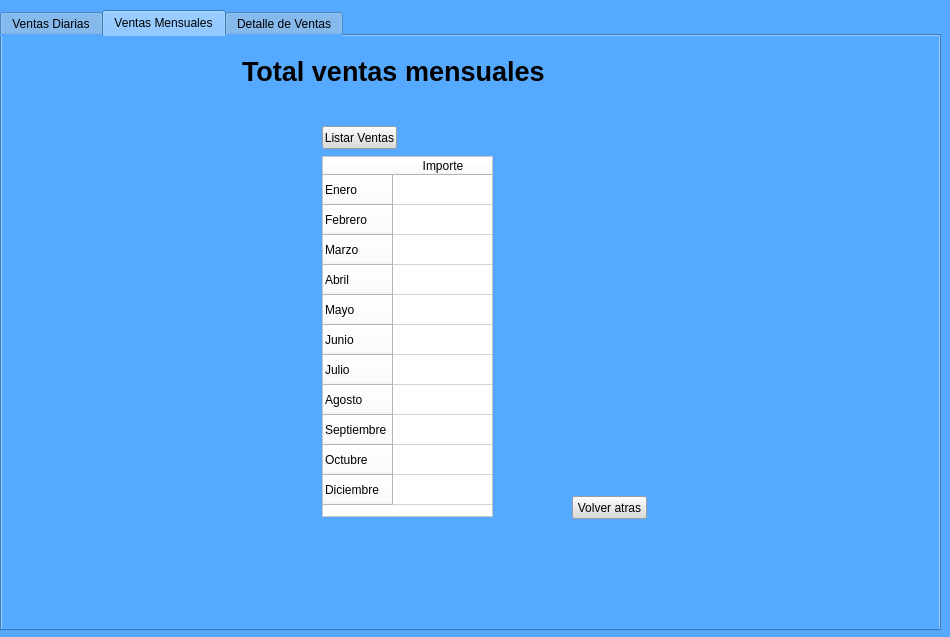
First picture: the form in Views/informeDeVentas.ui, repository Miguel8819/Sistema_TweetyTesis, before the edit.
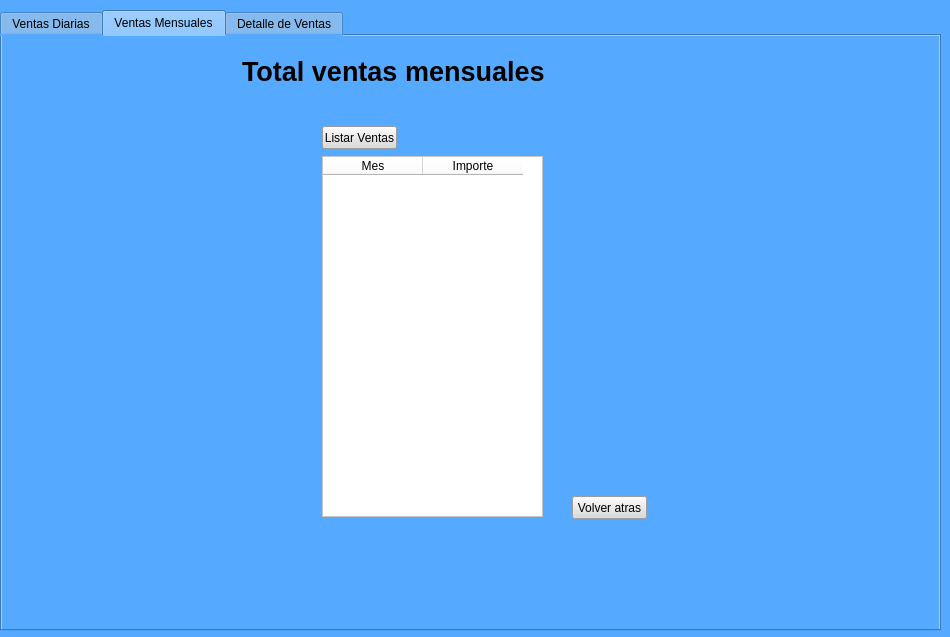
Second picture: the form after the edit. The open tabs and pages were chosen to show the change. Icons and pictures are not drawn.

Commit message: cambios en informe ventas

```diff
--- a/Views/informeDeVentas.ui
+++ b/Views/informeDeVentas.ui
@@ -178,7 +178,7 @@
       <rect>
        <x>320</x>
        <y>120</y>
-       <width>171</width>
+       <width>221</width>
        <height>361</height>
       </rect>
      </property>
@@ -188,61 +188,11 @@
      <property name="sizeAdjustPolicy">
       <enum>QAbstractScrollArea::AdjustToContents</enum>
      </property>
-     <row>
+     <column>
       <property name="text">
-       <string>Enero</string>
+       <string>Mes</string>
       </property>
-     </row>
-     <row>
-      <property name="text">
-       <string>Febrero</string>
-      </property>
-     </row>
-     <row>
-      <property name="text">
-       <string>Marzo</string>
-      </property>
-     </row>
-     <row>
-      <property name="text">
-       <string>Abril</string>
-      </property>
-     </row>
-     <row>
-      <property name="text">
-       <string>Mayo</string>
-      </property>
-     </row>
-     <row>
-      <property name="text">
-       <string>Junio</string>
-      </property>
-     </row>
-     <row>
-      <property name="text">
-       <string>Julio</string>
-      </property>
-     </row>
-     <row>
-      <property name="text">
-       <string>Agosto</string>
-      </property>
-     </row>
-     <row>
-      <property name="text">
-       <string>Septiembre</string>
-      </property>
-     </row>
-     <row>
-      <property name="text">
-       <string>Octubre</string>
-      </property>
-     </row>
-     <row>
-      <property name="text">
-       <string>Diciembre</string>
-      </property>
-     </row>
+     </column>
      <column>
       <property name="text">
        <string>Importe</string>
```
The commit also changes 7 other files.
